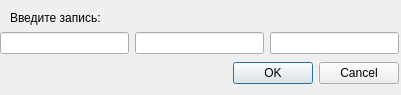
Old version of the form adddialog.ui in the repository the12chairs/TermProject.
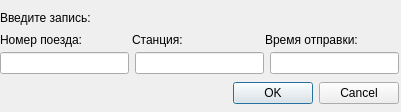
New version of the form.

Diff of the .ui file:
```diff
--- a/adddialog.ui
+++ b/adddialog.ui
@@ -7,7 +7,7 @@
     <x>0</x>
     <y>0</y>
     <width>401</width>
-    <height>95</height>
+    <height>112</height>
    </rect>
   </property>
   <property name="windowTitle">
@@ -16,7 +16,7 @@
   <widget class="QLabel" name="description">
    <property name="geometry">
     <rect>
-     <x>10</x>
+     <x>0</x>
      <y>10</y>
      <width>141</width>
      <height>16</height>
@@ -26,11 +26,11 @@
     <string>Введите запись:</string>
    </property>
   </widget>
-  <widget class="QWidget" name="">
+  <widget class="QWidget" name="layoutWidget">
    <property name="geometry">
     <rect>
      <x>0</x>
-     <y>30</y>
+     <y>50</y>
      <width>399</width>
      <height>56</height>
     </rect>
@@ -61,6 +61,39 @@
     </item>
    </layout>
   </widget>
+  <widget class="QWidget" name="">
+   <property name="geometry">
+    <rect>
+     <x>0</x>
+     <y>30</y>
+     <width>391</width>
+     <height>20</height>
+    </rect>
+   </property>
+   <layout class="QHBoxLayout" name="horizontalLayout_2">
+    <item>
+     <widget class="QLabel" name="number">
+      <property name="text">
+       <string>Номер поезда:</string>
+      </property>
+     </widget>
+    </item>
+    <item>
+     <widget class="QLabel" name="station">
+      <property name="text">
+       <string>Станция:</string>
+      </property>
+     </widget>
+    </item>
+    <item>
+     <widget class="QLabel" name="time">
+      <property name="text">
+       <string>Время отправки:</string>
+      </property>
+     </widget>
+    </item>
+   </layout>
+  </widget>
  </widget>
  <resources/>
  <connections>
```
